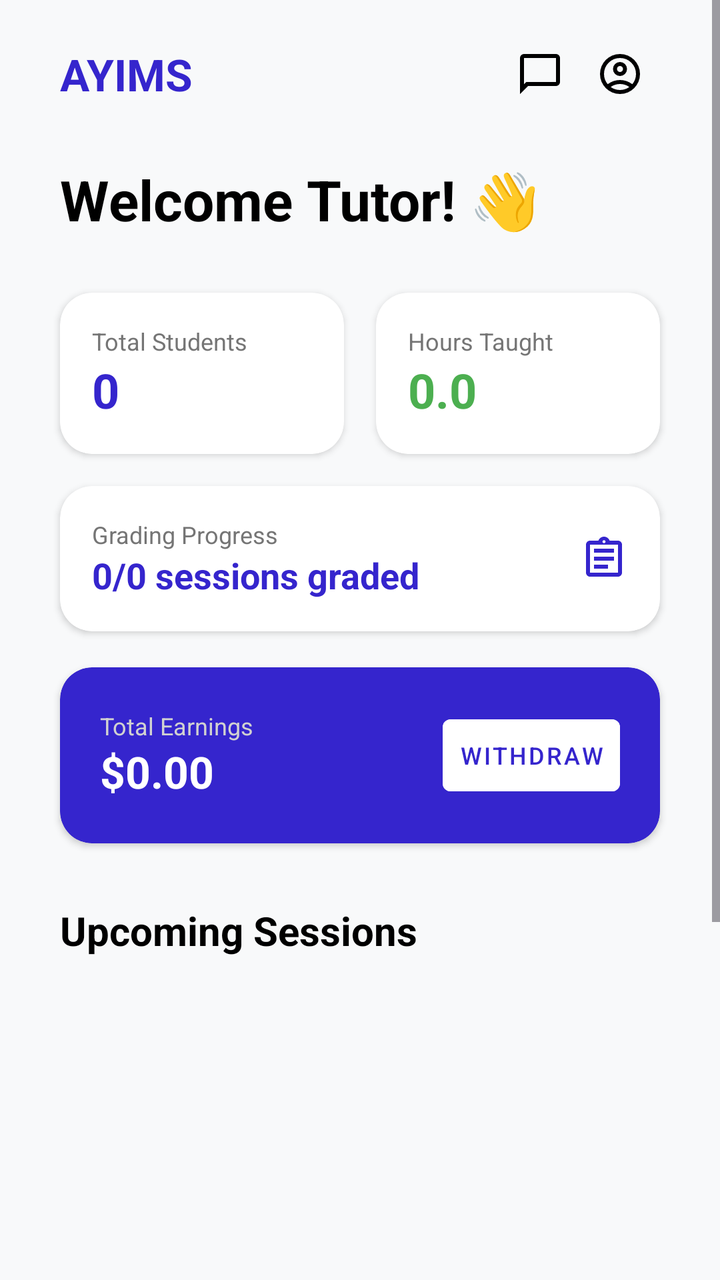
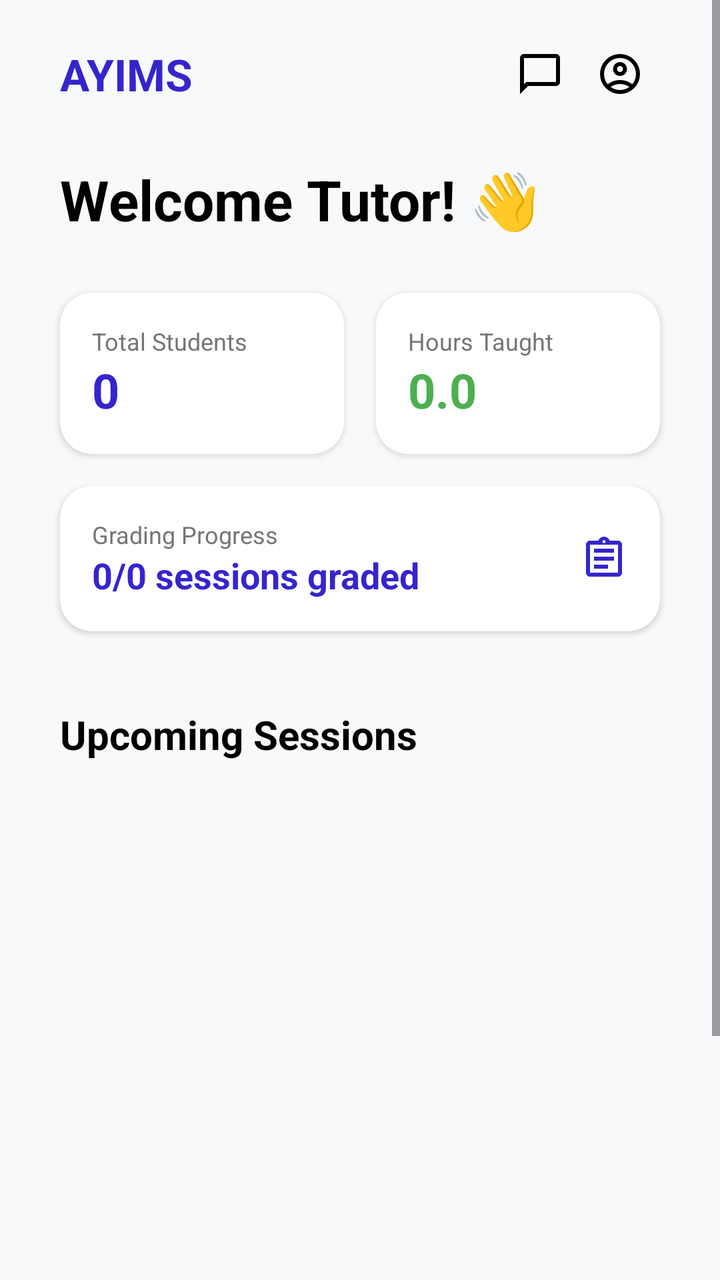

Screens rendered from an Android XML layout before and after an edit, with the pre-edit source and the edit as a unified diff.
<!-- AndroidManifest.xml: application theme Theme.MyTutor -->
<!-- res/layout/fragment_tutor_home.xml -->
<?xml version="1.0" encoding="utf-8"?>
<ScrollView xmlns:android="http://schemas.android.com/apk/res/android"
    xmlns:tools="http://schemas.android.com/tools"
    android:layout_width="match_parent"
    android:layout_height="match_parent"
    xmlns:app="http://schemas.android.com/apk/res-auto"
    android:background="#F8F9FA"
    tools:context=".TutorHomeFragment">

    <LinearLayout
        android:layout_width="match_parent"
        android:layout_height="wrap_content"
        android:orientation="vertical">

        
        <LinearLayout
            android:layout_width="match_parent"
            android:layout_height="wrap_content"
            android:layout_marginTop="17dp"
            android:layout_marginHorizontal="30dp"
            android:gravity="center_vertical"
            android:orientation="horizontal">
            <TextView
                android:layout_width="0dp"
                android:layout_weight="1"
                android:layout_height="wrap_content"
                android:textColor="@color/btn"
                android:text="AYIMS"
                android:textStyle="bold"
                android:textSize="22sp"/>

            <TextView
                android:id="@+id/chatIcon"
                android:layout_width="wrap_content"
                android:layout_height="wrap_content"
                android:padding="8dp"
                app:drawableStartCompat="@drawable/outline_chat_bubble_24"
                app:drawableTint="@color/black"/>

            <TextView
                android:id="@+id/profileIcon"
                android:layout_width="wrap_content"
                android:layout_height="wrap_content"
                android:padding="8dp"
                android:clickable="true"
                android:focusable="true"
                app:drawableStartCompat="@drawable/outline_account_circle_24"
                app:drawableTint="@color/black"/>
        </LinearLayout>

        <TextView
            android:id="@+id/welcomeText"
            android:layout_width="wrap_content"
            android:layout_height="wrap_content"
            android:textSize="28sp"
            android:textStyle="bold"
            android:layout_marginTop="24dp"
            android:layout_marginStart="30dp"
            android:textColor="@color/black"
            android:text="Welcome Tutor! 👋"/>

        
        <GridLayout
            android:layout_width="match_parent"
            android:layout_height="wrap_content"
            android:columnCount="2"
            android:layout_marginTop="20dp"
            android:layout_marginHorizontal="22dp">

            <androidx.cardview.widget.CardView
                android:layout_width="0dp"
                android:layout_height="wrap_content"
                android:layout_columnWeight="1"
                android:layout_margin="8dp"
                app:cardCornerRadius="16dp"
                app:cardElevation="2dp">
                <LinearLayout
                    android:layout_width="match_parent"
                    android:layout_height="wrap_content"
                    android:orientation="vertical"
                    android:padding="16dp">
                    <TextView
                        android:layout_width="wrap_content"
                        android:layout_height="wrap_content"
                        android:text="Total Students"
                        android:textSize="12sp"
                        android:textColor="#757575"/>
                    <TextView
                        android:id="@+id/totalStudentsCount"
                        android:layout_width="wrap_content"
                        android:layout_height="wrap_content"
                        android:text="0"
                        android:textSize="24sp"
                        android:textStyle="bold"
                        android:textColor="@color/btn"/>
                </LinearLayout>
            </androidx.cardview.widget.CardView>

            <androidx.cardview.widget.CardView
                android:layout_width="0dp"
                android:layout_height="wrap_content"
                android:layout_columnWeight="1"
                android:layout_margin="8dp"
                app:cardCornerRadius="16dp"
                app:cardElevation="2dp">
                <LinearLayout
                    android:layout_width="match_parent"
                    android:layout_height="wrap_content"
                    android:orientation="vertical"
                    android:padding="16dp">
                    <TextView
                        android:layout_width="wrap_content"
                        android:layout_height="wrap_content"
                        android:text="Hours Taught"
                        android:textSize="12sp"
                        android:textColor="#757575"/>
                    <TextView
                        android:id="@+id/hoursTaughtCount"
                        android:layout_width="wrap_content"
                        android:layout_height="wrap_content"
                        android:text="0.0"
                        android:textSize="24sp"
                        android:textStyle="bold"
                        android:textColor="#4CAF50"/>
                </LinearLayout>
            </androidx.cardview.widget.CardView>

            <androidx.cardview.widget.CardView
                android:layout_width="match_parent"
                android:layout_height="wrap_content"
                android:layout_columnSpan="2"
                android:layout_margin="8dp"
                app:cardCornerRadius="16dp"
                app:cardElevation="2dp">
                <LinearLayout
                    android:layout_width="match_parent"
                    android:layout_height="wrap_content"
                    android:orientation="horizontal"
                    android:padding="16dp"
                    android:gravity="center_vertical">
                    <LinearLayout
                        android:layout_width="0dp"
                        android:layout_weight="1"
                        android:layout_height="wrap_content"
                        android:orientation="vertical">
                        <TextView
                            android:layout_width="wrap_content"
                            android:layout_height="wrap_content"
                            android:text="Grading Progress"
                            android:textSize="12sp"
                            android:textColor="#757575"/>
                        <TextView
                            android:id="@+id/gradedSessionsCount"
                            android:layout_width="wrap_content"
                            android:layout_height="wrap_content"
                            android:text="0/0 sessions graded"
                            android:textSize="18sp"
                            android:textStyle="bold"
                            android:textColor="@color/btn"/>
                    </LinearLayout>
                    <ImageView
                        android:layout_width="24dp"
                        android:layout_height="24dp"
                        android:src="@drawable/outline_assignment_24"
                        app:tint="@color/btn"/>
                </LinearLayout>
            </androidx.cardview.widget.CardView>

        </GridLayout>

        <androidx.cardview.widget.CardView
            android:layout_width="match_parent"
            android:layout_height="wrap_content"
            android:layout_marginHorizontal="30dp"
            android:layout_marginTop="10dp"
            app:cardCornerRadius="16dp"
            app:cardElevation="2dp"
            app:cardBackgroundColor="@color/btn">
            <LinearLayout
                android:layout_width="match_parent"
                android:layout_height="wrap_content"
                android:orientation="horizontal"
                android:padding="20dp"
                android:gravity="center_vertical">
                <LinearLayout
                    android:layout_width="0dp"
                    android:layout_weight="1"
                    android:layout_height="wrap_content"
                    android:orientation="vertical">
                    <TextView
                        android:layout_width="wrap_content"
                        android:layout_height="wrap_content"
                        android:text="Total Earnings"
                        android:textColor="#D1D1D1"
                        android:textSize="12sp"/>
                    <TextView
                        android:id="@+id/earningsAmount"
                        android:layout_width="wrap_content"
                        android:layout_height="wrap_content"
                        android:text="$0.00"
                        android:textColor="@color/white"
                        android:textSize="22sp"
                        android:textStyle="bold"/>
                </LinearLayout>
                <Button
                    android:layout_width="wrap_content"
                    android:layout_height="wrap_content"
                    android:text="Withdraw"
                    android:textSize="12sp"
                    android:backgroundTint="@color/white"
                    android:textColor="@color/btn"
                    style="@style/Widget.MaterialComponents.Button.TextButton"/>
            </LinearLayout>
        </androidx.cardview.widget.CardView>

        <TextView
            android:layout_width="wrap_content"
            android:layout_height="wrap_content"
            android:text="Upcoming Sessions"
            android:textSize="20sp"
            android:textStyle="bold"
            android:layout_marginTop="30dp"
            android:layout_marginStart="30dp"
            android:textColor="@color/black"/>

        <ListView
            android:id="@+id/tutorSessionListView"
            android:layout_width="match_parent"
            android:layout_height="400dp"
            android:layout_marginHorizontal="22dp"
            android:layout_marginTop="10dp"
            android:divider="@null"
            android:dividerHeight="0dp"
            tools:listitem="@layout/sessioninfor"/>
    </LinearLayout>

</ScrollView>
<!-- res/layout/sessioninfor.xml (included above) -->
<?xml version="1.0" encoding="utf-8"?>
<androidx.cardview.widget.CardView
    xmlns:android="http://schemas.android.com/apk/res/android"
    xmlns:app="http://schemas.android.com/apk/res-auto"
    android:layout_width="match_parent"
    android:layout_height="wrap_content"
    android:layout_marginHorizontal="8dp"
    android:layout_marginVertical="6dp"
    app:cardCornerRadius="16dp"
    app:cardElevation="4dp"
    app:cardBackgroundColor="@color/white">

    <LinearLayout
        android:layout_width="match_parent"
        android:layout_height="wrap_content"
        android:orientation="horizontal"
        android:padding="16dp"
        android:gravity="center_vertical">

        
        <androidx.cardview.widget.CardView
            android:layout_width="56dp"
            android:layout_height="56dp"
            app:cardCornerRadius="12dp"
            app:cardElevation="0dp"
            app:cardBackgroundColor="#F0EFFF">

            <ImageView
                android:layout_width="28dp"
                android:layout_height="28dp"
                android:layout_gravity="center"
                app:srcCompat="@drawable/outline_aspect_ratio_24"
                app:tint="@color/btn" />
        </androidx.cardview.widget.CardView>

        <LinearLayout
            android:layout_width="0dp"
            android:layout_height="wrap_content"
            android:layout_weight="1"
            android:layout_marginStart="16dp"
            android:orientation="vertical">

            <TextView
                android:id="@+id/subject"
                android:layout_width="wrap_content"
                android:layout_height="wrap_content"
                android:textSize="12sp"
                android:textStyle="bold"
                android:textColor="@color/btn"
                android:textAllCaps="true"
                android:letterSpacing="0.05"
                android:text="Mathematics" />

            <TextView
                android:id="@+id/topic"
                android:layout_width="wrap_content"
                android:layout_height="wrap_content"
                android:textSize="18sp"
                android:textStyle="bold"
                android:textColor="@color/black"
                android:layout_marginTop="2dp"
                android:text="Tutor/Student Name" />

            <TextView
                android:id="@+id/Classdate"
                android:layout_width="wrap_content"
                android:layout_height="wrap_content"
                android:textSize="13sp"
                android:textColor="#757575"
                android:layout_marginTop="4dp"
                android:text="Scheduled Date" />
        </LinearLayout>

        
        <LinearLayout
            android:layout_width="wrap_content"
            android:layout_height="wrap_content"
            android:orientation="vertical"
            android:gravity="end">

            <TextView
                android:id="@+id/attendanceValue"
                android:layout_width="wrap_content"
                android:layout_height="wrap_content"
                android:textSize="11sp"
                android:textStyle="bold"
                android:textColor="#FF9800"
                android:text="PRESENT"
                android:visibility="gone"/>

            <TextView
                android:id="@+id/gradeValue"
                android:layout_width="wrap_content"
                android:layout_height="wrap_content"
                android:textSize="16sp"
                android:textStyle="bold"
                android:textColor="#4CAF50"
                android:text="A+"
                android:layout_marginTop="2dp"
                android:visibility="gone"/>
        </LinearLayout>

        
        <ImageView
            android:layout_width="16dp"
            android:layout_height="16dp"
            android:alpha="0.2"
            android:layout_marginStart="8dp"
            app:srcCompat="@drawable/left_arrow_svgrepo_com"
            android:rotation="180" />

    </LinearLayout>
</androidx.cardview.widget.CardView>
<!-- resources referenced by this layout -->
<resources>
  <color name="black">#FF000000</color>
  <color name="btn">#3525CD</color>
  <color name="white">#FFFFFFFF</color>
  <!-- drawable left_arrow_svgrepo_com (drawable) -->
  <vector xmlns:android="http://schemas.android.com/apk/res/android"
      android:width="800dp"
      android:height="800dp"
      android:viewportWidth="24"
      android:viewportHeight="24">
    <path
        android:pathData="M21,11H5.41l1.3,-1.29A1,1 0,0 0,5.29 8.29l-3,3a1,1 0,0 0,0 1.42l3,3a1,1 0,0 0,1.42 0,1 1,0 0,0 0,-1.42L5.41,13H21a1,1 0,0 0,0 -2Z"
        android:fillColor="#000000"/>
  </vector>
  <!-- drawable outline_aspect_ratio_24 (drawable) -->
  <vector xmlns:android="http://schemas.android.com/apk/res/android" android:height="24dp" android:tint="#000000" android:viewportHeight="24" android:viewportWidth="24" android:width="24dp">
        
      <path android:fillColor="@android:color/white" android:pathData="M19,12h-2v3h-3v2h5v-5zM7,9h3L10,7L5,7v5h2L7,9zM21,3L3,3c-1.1,0 -2,0.9 -2,2v14c0,1.1 0.9,2 2,2h18c1.1,0 2,-0.9 2,-2L23,5c0,-1.1 -0.9,-2 -2,-2zM21,19.01L3,19.01L3,4.99h18v14.02z"/>
      
  </vector>
  <!-- drawable outline_assignment_24 (drawable) -->
  <vector xmlns:android="http://schemas.android.com/apk/res/android" android:autoMirrored="true" android:height="24dp" android:tint="#000000" android:viewportHeight="24" android:viewportWidth="24" android:width="24dp">
        
      <path android:fillColor="@android:color/white" android:pathData="M7,15h7v2L7,17zM7,11h10v2L7,13zM7,7h10v2L7,9zM19,3h-4.18C14.4,1.84 13.3,1 12,1c-1.3,0 -2.4,0.84 -2.82,2L5,3c-0.14,0 -0.27,0.01 -0.4,0.04 -0.39,0.08 -0.74,0.28 -1.01,0.55 -0.18,0.18 -0.33,0.4 -0.43,0.64 -0.1,0.23 -0.16,0.49 -0.16,0.77v14c0,0.27 0.06,0.54 0.16,0.78s0.25,0.45 0.43,0.64c0.27,0.27 0.62,0.47 1.01,0.55 0.13,0.02 0.26,0.03 0.4,0.03h14c1.1,0 2,-0.9 2,-2L21,5c0,-1.1 -0.9,-2 -2,-2zM12,2.75c0.41,0 0.75,0.34 0.75,0.75s-0.34,0.75 -0.75,0.75 -0.75,-0.34 -0.75,-0.75 0.34,-0.75 0.75,-0.75zM19,19L5,19L5,5h14v14z"/>
      
  </vector>
  <!-- drawable outline_chat_bubble_24 (drawable) -->
  <vector xmlns:android="http://schemas.android.com/apk/res/android" android:height="24dp" android:tint="#000000" android:viewportHeight="960" android:viewportWidth="960" android:width="24dp">
        
      <path android:fillColor="@android:color/white" android:pathData="M80,880L80,160Q80,127 103.5,103.5Q127,80 160,80L800,80Q833,80 856.5,103.5Q880,127 880,160L880,640Q880,673 856.5,696.5Q833,720 800,720L240,720L80,880ZM206,640L800,640Q800,640 800,640Q800,640 800,640L800,160Q800,160 800,160Q800,160 800,160L160,160Q160,160 160,160Q160,160 160,160L160,685L206,640ZM160,640L160,640L160,160Q160,160 160,160Q160,160 160,160L160,160Q160,160 160,160Q160,160 160,160L160,640Q160,640 160,640Q160,640 160,640Z"/>
      
  </vector>
  <style name="Theme.MyTutor" parent="Base.Theme.MyTutor" />
  <style name="Base.Theme.MyTutor" parent="Theme.Material3.DayNight.NoActionBar">
          
          
      </style>
  <!-- unchanged entries left out for length: 1 -->
</resources>

<!-- the commit's change to res/layout/fragment_tutor_home.xml (unified diff, before → after) -->
@@ -168,51 +168,6 @@
 
         </GridLayout>
 
-        <androidx.cardview.widget.CardView
-            android:layout_width="match_parent"
-            android:layout_height="wrap_content"
-            android:layout_marginHorizontal="30dp"
-            android:layout_marginTop="10dp"
-            app:cardCornerRadius="16dp"
-            app:cardElevation="2dp"
-            app:cardBackgroundColor="@color/btn">
-            <LinearLayout
-                android:layout_width="match_parent"
-                android:layout_height="wrap_content"
-                android:orientation="horizontal"
-                android:padding="20dp"
-                android:gravity="center_vertical">
-                <LinearLayout
-                    android:layout_width="0dp"
-                    android:layout_weight="1"
-                    android:layout_height="wrap_content"
-                    android:orientation="vertical">
-                    <TextView
-                        android:layout_width="wrap_content"
-                        android:layout_height="wrap_content"
-                        android:text="Total Earnings"
-                        android:textColor="#D1D1D1"
-                        android:textSize="12sp"/>
-                    <TextView
-                        android:id="@+id/earningsAmount"
-                        android:layout_width="wrap_content"
-                        android:layout_height="wrap_content"
-                        android:text="$0.00"
-                        android:textColor="@color/white"
-                        android:textSize="22sp"
-                        android:textStyle="bold"/>
-                </LinearLayout>
-                <Button
-                    android:layout_width="wrap_content"
-                    android:layout_height="wrap_content"
-                    android:text="Withdraw"
-                    android:textSize="12sp"
-                    android:backgroundTint="@color/white"
-                    android:textColor="@color/btn"
-                    style="@style/Widget.MaterialComponents.Button.TextButton"/>
-            </LinearLayout>
-        </androidx.cardview.widget.CardView>
-
         <TextView
             android:layout_width="wrap_content"
             android:layout_height="wrap_content"
